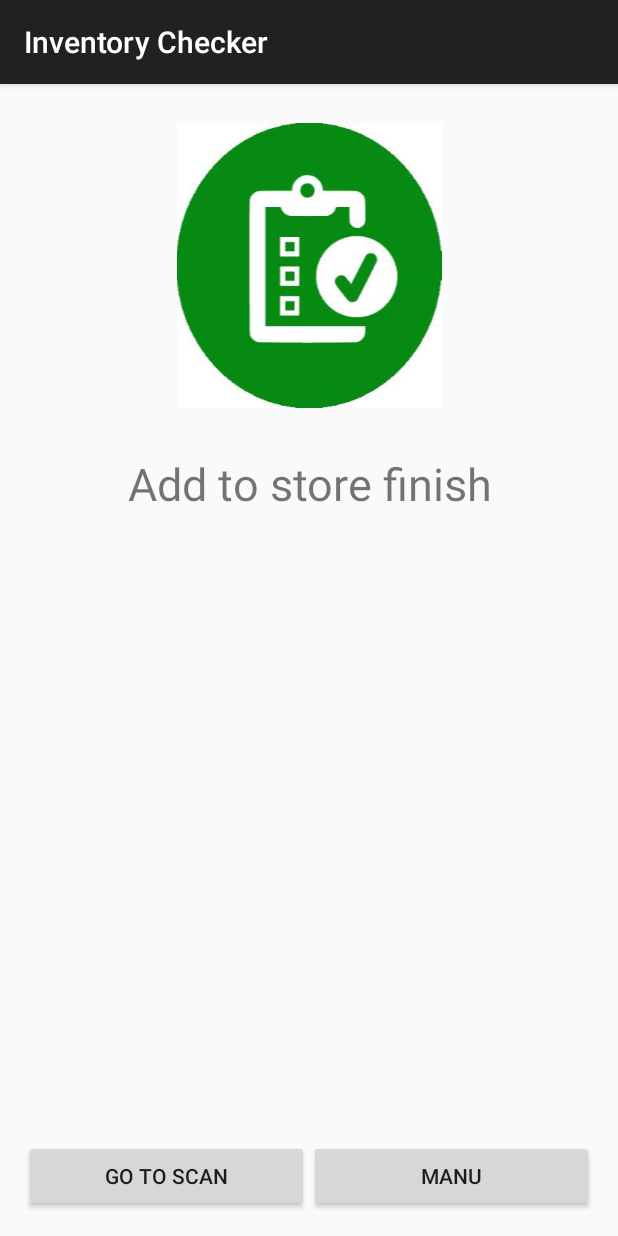
After one commit to vatanubay/InventoryChecker, an Android app: the Action_scan screen opened directly, with no data from a screen before it, on a phone screen of 412 x 824 dp. The commit adds this screen. Run offline under Robolectric (Android 15) with nearby library versions, the light colour scheme and no system bars.

Commit message:
Update table database

```diff
--- a/app/src/main/java/com/example/inventorychecker/Utils/Constant.java
+++ b/app/src/main/java/com/example/inventorychecker/Utils/Constant.java
@@ -8,4 +8,5 @@ public class Constant {
     // key intent
     public static String ScannerResultText = "resultText";
     public static String ScannerResultKey = "resultKey";
+    public static final String FileNameDataBase = "Inventory_Checker.db";
 }
--- /dev/null
+++ b/app/src/main/java/com/example/inventorychecker/activity/Action_scan.java
@@ -0,0 +1,43 @@
+package com.example.inventorychecker.activity;
+
+import android.content.Intent;
+import android.support.v7.app.AppCompatActivity;
+import android.os.Bundle;
+import android.view.View;
+import android.widget.Button;
+
+public class Action_scan extends AppCompatActivity {
+
+    private Button btn_back;
+    private Button btn_manu;
+
+    @Override
+    protected void onCreate(Bundle savedInstanceState) {
+        super.onCreate(savedInstanceState);
+        setContentView(R.layout.activity_action_scan);
+
+        btn_back = (Button)findViewById(R.id.btn_back);
+        btn_back.setOnClickListener(new View.OnClickListener() {
+            @Override
+            public void onClick(View v) {
+                Intent intent = new Intent(Action_scan.this,ScannerActivity.class);
+                startActivity(intent);
+                finish();
+            }
+        });
+
+        btn_manu = (Button)findViewById(R.id.btn_manu);
+        btn_manu.setOnClickListener(new View.OnClickListener() {
+            @Override
+            public void onClick(View v) {
+                Intent intent = new Intent(Action_scan.this,HomeActivity.class);
+                startActivity(intent);
+                finish();
+            }
+        });
+
+    }
+
+
+
+}
--- a/app/src/main/java/com/example/inventorychecker/activity/LoginActivity.java
+++ b/app/src/main/java/com/example/inventorychecker/activity/LoginActivity.java
@@ -56,7 +56,7 @@ public class LoginActivity extends AppCompatActivity {
 			public void onClick(View v) {
 				Intent intent = new Intent(mContext, HomeAdminActivity.class);
                 startActivity(intent);
-                finish();
+
 			}
 		});
     }
--- a/app/src/main/java/com/example/inventorychecker/activity/ScannerActivity.java
+++ b/app/src/main/java/com/example/inventorychecker/activity/ScannerActivity.java
@@ -51,6 +51,9 @@ public class ScannerActivity extends AppCompatActivity implements ZXingScannerVi
 
         // If you would like to resume scanning, call this method below:
         mScannerView.resumeCameraPreview(this);
+        // query database
+
+
         Intent intent = new Intent(ScannerActivity.this, Management.class);
         intent.putExtra(Constant.ScannerResultText, result.getText());
         intent.putExtra(Constant.ScannerResultKey, 1);
--- /dev/null
+++ b/app/src/main/res/layout/activity_action_scan.xml
@@ -0,0 +1,56 @@
+<?xml version="1.0" encoding="utf-8"?>
+<LinearLayout xmlns:android="http://schemas.android.com/apk/res/android"
+    xmlns:tools="http://schemas.android.com/tools"
+    android:layout_width="match_parent"
+    android:layout_height="match_parent"
+    android:paddingBottom="@dimen/activity_vertical_margin"
+    android:paddingLeft="@dimen/activity_horizontal_margin"
+    android:paddingRight="@dimen/activity_horizontal_margin"
+    android:paddingTop="@dimen/activity_vertical_margin"
+    android:orientation="vertical"
+    tools:context="com.example.inventorychecker.activity.Action_scan">
+
+    <LinearLayout
+        android:layout_width="match_parent"
+        android:layout_height="wrap_content"
+        android:paddingTop="10dp"
+        android:paddingLeft="10dp"
+        android:paddingRight="10dp"
+        android:orientation="vertical">
+        <ImageView
+            android:layout_width="match_parent"
+            android:layout_height="wrap_content"
+            android:src="@drawable/inventory_mgmt_icon_with_ovall2"/>
+        <TextView
+            android:layout_width="match_parent"
+            android:layout_height="wrap_content"
+            android:paddingTop="30dp"
+            android:text="Add to store finish"
+            android:textSize="30dp"
+            android:gravity="center"
+            />
+    </LinearLayout>
+    <View
+        android:layout_width="match_parent"
+        android:layout_height="0dp"
+        android:layout_weight="1"/>
+    <LinearLayout
+        android:layout_width="match_parent"
+        android:layout_height="wrap_content"
+        android:orientation="horizontal"
+        >
+        <Button
+            android:id="@+id/btn_back"
+            android:text="go to scan"
+            android:layout_width="1dp"
+            android:layout_weight="1"
+            android:layout_height="wrap_content" />
+        <Button
+            android:id="@+id/btn_manu"
+            android:text="manu"
+            android:layout_width="1dp"
+            android:layout_weight="1"
+            android:layout_height="wrap_content" />
+    </LinearLayout>
+
+</LinearLayout>
```
Also changed, not shown: app/src/main/AndroidManifest.xml (+8 -2 lines), app/src/main/java/com/example/inventorychecker/activity/LogoActivity.java (+51 -0 lines), app/src/main/java/com/example/inventorychecker/activity/Management.java (+11 -1 lines), app/src/main/java/com/example/inventorychecker/activity/StoreManagemant.java (added, +13 -0 lines), app/src/main/java/com/example/inventorychecker/database/CRUD.java (+11 -11 lines), app/src/main/java/com/example/inventorychecker/database/MyDatabase.java (+92 -23 lines), app/src/main/assets/Inventory_Checker.db (added), 44 other files.
